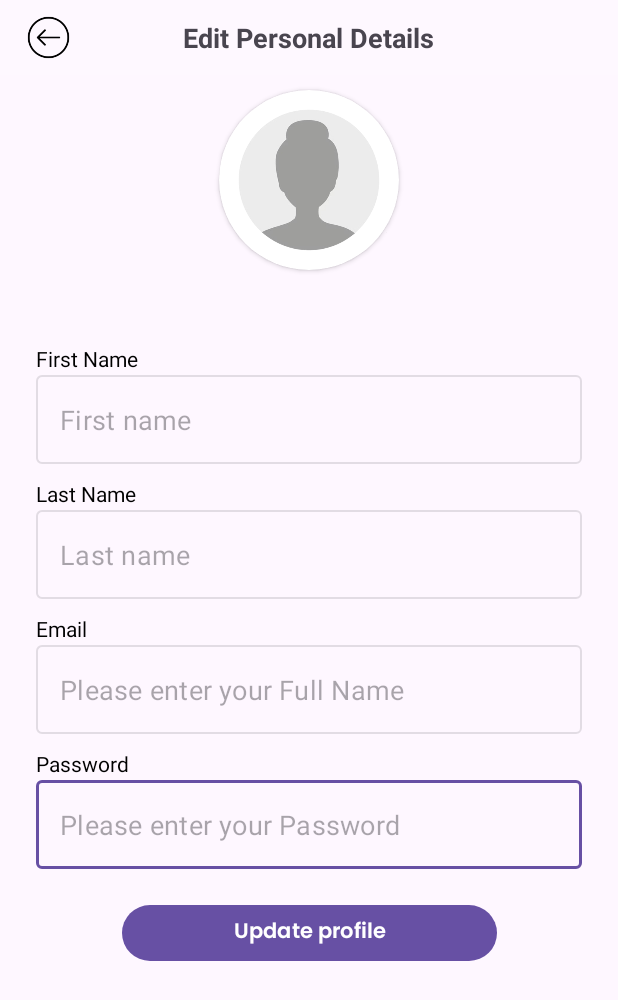
After one commit to babbb06/Babybook, an Android app: the UpdateProfile screen opened directly, with no data from a screen before it, on a phone screen of 412 x 824 dp. The commit adds this screen. Shown: the top 1000 px of the screen. Run offline under Robolectric (Android 15) with nearby library versions, the phone set to English and light mode, and no system bars; Roboto replaces fonts that are not available here; 1 statement that could not run was skipped.

Commit message:
PROFILE UI ONLY

```diff
--- a/app/src/main/AndroidManifest.xml
+++ b/app/src/main/AndroidManifest.xml
@@ -13,7 +13,6 @@
     <uses-permission android:name="android.permission.RECEIVE_BOOT_COMPLETED" />
     <uses-permission android:name="android.permission.ACCESS_BACKGROUND_LOCATION" />
 
-
     <application
         android:allowBackup="true"
         android:dataExtractionRules="@xml/data_extraction_rules"
@@ -24,7 +23,9 @@
         android:supportsRtl="true"
         android:theme="@style/Theme.BabyBook"
         tools:targetApi="31">
-
+        <activity
+            android:name=".UpdateProfile"
+            android:exported="false" />
         <activity
             android:name=".ChildDetailsActivity2"
             android:exported="false" />
--- a/app/src/main/java/com/example/babybook/DoctorDashboardActivity.java
+++ b/app/src/main/java/com/example/babybook/DoctorDashboardActivity.java
@@ -84,6 +84,11 @@ public class DoctorDashboardActivity extends AppCompatActivity {
                     case R.id.doctor_nav_appointment:
                         startActivity(new Intent(DoctorDashboardActivity.this, ManageAppointmentsActivity.class));
                         break;
+                        //new added layout
+                    case R.id.doctor_nav_profile:
+                        startActivity(new Intent(DoctorDashboardActivity.this, UpdateProfile.class));
+                        break;
+
                     case R.id.doctor_nav_logout:
                         showLogoutConfirmation();
                         break;
--- a/app/src/main/java/com/example/babybook/ParentDashboardActivity.java
+++ b/app/src/main/java/com/example/babybook/ParentDashboardActivity.java
@@ -86,6 +86,9 @@ public class ParentDashboardActivity extends AppCompatActivity {
                     case R.id.nav_doctor:
                         Intent doctorIntent = new Intent(ParentDashboardActivity.this, SearchDoctorActivity.class);
                         startActivity(doctorIntent);
+                        break;
+                    case R.id.doctor_nav_profile:
+                        startActivity(new Intent(ParentDashboardActivity.this, UpdateProfile.class));
                         break;
                     case R.id.nav_schedules:
                         Intent schedulesIntent = new Intent(ParentDashboardActivity.this, SchedulesAppointmentActivity.class);
--- /dev/null
+++ b/app/src/main/java/com/example/babybook/UpdateProfile.java
@@ -0,0 +1,24 @@
+package com.example.babybook;
+
+import android.os.Bundle;
+
+import androidx.activity.EdgeToEdge;
+import androidx.appcompat.app.AppCompatActivity;
+import androidx.core.graphics.Insets;
+import androidx.core.view.ViewCompat;
+import androidx.core.view.WindowInsetsCompat;
+
+public class UpdateProfile extends AppCompatActivity {
+
+    @Override
+    protected void onCreate(Bundle savedInstanceState) {
+        super.onCreate(savedInstanceState);
+        EdgeToEdge.enable(this);
+        setContentView(R.layout.activity_update_profile);
+        ViewCompat.setOnApplyWindowInsetsListener(findViewById(R.id.main), (v, insets) -> {
+            Insets systemBars = insets.getInsets(WindowInsetsCompat.Type.systemBars());
+            v.setPadding(systemBars.left, systemBars.top, systemBars.right, systemBars.bottom);
+            return insets;
+        });
+    }
+}
--- /dev/null
+++ b/app/src/main/res/layout/activity_update_profile.xml
@@ -0,0 +1,296 @@
+<androidx.constraintlayout.widget.ConstraintLayout xmlns:android="http://schemas.android.com/apk/res/android"
+    xmlns:app="http://schemas.android.com/apk/res-auto"
+    xmlns:tools="http://schemas.android.com/tools"
+    android:layout_width="match_parent"
+    android:layout_height="match_parent"
+    tools:context=".UpdateProfile">>
+
+    <LinearLayout
+        android:layout_width="match_parent"
+        android:layout_height="match_parent"
+        android:orientation="vertical">
+
+
+        <RelativeLayout
+            android:layout_width="match_parent"
+            android:layout_height="50dp"
+            android:background="#1BFFFFFF">
+
+            <androidx.appcompat.widget.AppCompatButton
+                android:id="@+id/backbtn"
+                android:layout_width="30dp"
+                android:layout_height="30dp"
+                android:background="@drawable/baby_backbtn"
+                android:layout_marginStart="17dp"
+                android:layout_centerVertical="true" />
+
+            <TextView
+                android:layout_width="wrap_content"
+                android:layout_height="wrap_content"
+                android:layout_centerInParent="true"
+                android:text="Edit Personal Details"
+                android:textSize="18sp"
+                android:textStyle="bold" />
+
+        </RelativeLayout>
+
+
+        <androidx.cardview.widget.CardView
+            android:id="@+id/cardViewImage"
+            android:layout_width="120dp"
+            android:layout_height="120dp"
+            android:layout_gravity="center"
+            android:elevation="1dp"
+            android:layout_marginTop="10dp"
+            app:cardCornerRadius="60dp">
+
+            <ImageView
+                android:id="@+id/ivProfilePicture"
+                android:layout_width="120dp"
+                android:layout_height="120dp"
+                android:layout_gravity="center"
+
+                android:scaleType="centerCrop"
+                android:src="@drawable/profile_placeholder" />
+
+        </androidx.cardview.widget.CardView>
+
+
+        <androidx.constraintlayout.widget.ConstraintLayout
+            android:layout_width="match_parent"
+            android:layout_height="match_parent"
+            android:padding="24dp"
+            android:layout_marginTop="15dp">
+
+
+            <!-- username -->
+            <TextView
+                android:id="@+id/lblprofile_username"
+                android:layout_width="wrap_content"
+                android:layout_height="wrap_content"
+                android:layout_marginTop="10dp"
+                android:text="First Name"
+                android:textColor="#000000"
+                app:layout_constraintStart_toStartOf="parent"
+                app:layout_constraintTop_toTopOf="parent" />
+
+            <TextView
+                android:id="@+id/lblprofile_username2"
+                android:layout_width="wrap_content"
+                android:layout_height="wrap_content"
+                android:layout_marginTop="-2dp"
+                android:text="*"
+                android:visibility="invisible"
+                android:textColor="@android:color/holo_red_light"
+                app:layout_constraintStart_toEndOf="@+id/lblprofile_username"
+                app:layout_constraintTop_toTopOf="@+id/lblprofile_username" />
+
+            <com.google.android.material.textfield.TextInputLayout
+                android:id="@+id/profile_usernameLayout"
+                style="@style/LoginTextInputOuterFieldStyle"
+                android:layout_width="0dp"
+                android:layout_height="wrap_content"
+                app:hintEnabled="false"
+                android:enabled="false"
+                android:layout_marginTop="1dp"
+                app:layout_constraintEnd_toEndOf="parent"
+                app:layout_constraintStart_toStartOf="parent"
+                app:layout_constraintTop_toBottomOf="@+id/lblprofile_username">
+
+                <com.google.android.material.textfield.TextInputEditText
+                    android:id="@+id/profile_username"
+                    style="LoginTextInputInnerFieldStyle"
+                    android:layout_width="match_parent"
+                    android:layout_height="wrap_content"
+                    android:hint="First name"
+                    android:inputType="textPersonName"
+                    android:minHeight="48dp"
+                    android:textColor="@color/black"
+                    android:textSize="18sp"
+                    app:backgroundTint="@color/black"
+                    app:backgroundTintMode="multiply"
+
+                    />
+
+            </com.google.android.material.textfield.TextInputLayout>
+
+            <!-- username -->
+            <TextView
+                android:id="@+id/lblprofile_lastname"
+                android:layout_width="wrap_content"
+                android:layout_height="wrap_content"
+                android:layout_marginTop="10dp"
+                android:text="Last Name"
+                android:textColor="#000000"
+                app:layout_constraintTop_toBottomOf="@+id/profile_usernameLayout"
+               app:layout_constraintStart_toStartOf="parent" />
+
+            <TextView
+                android:id="@+id/lblprofile_lastname2"
+                android:layout_width="wrap_content"
+                android:layout_height="wrap_content"
+                android:layout_marginTop="-2dp"
+                android:text="*"
+                android:visibility="invisible"
+                android:textColor="@android:color/holo_red_light"
+                app:layout_constraintStart_toEndOf="@+id/lblprofile_lastname"
+                app:layout_constraintTop_toTopOf="@+id/lblprofile_lastname" />
+
+            <com.google.android.material.textfield.TextInputLayout
+                android:id="@+id/profile_lastnameLayout"
+                style="@style/LoginTextInputOuterFieldStyle"
+                android:layout_width="0dp"
+                android:layout_height="wrap_content"
+                app:hintEnabled="false"
+                android:enabled="false"
+                android:layout_marginTop="1dp"
+                app:layout_constraintEnd_toEndOf="parent"
+                app:layout_constraintStart_toStartOf="parent"
+                app:layout_constraintTop_toBottomOf="@+id/lblprofile_lastname">
+
+                <com.google.android.material.textfield.TextInputEditText
+                    android:id="@+id/profile_lastname"
+                    style="LoginTextInputInnerFieldStyle"
+                    android:layout_width="match_parent"
+                    android:layout_height="wrap_content"
+                    android:hint="Last name"
+                    android:inputType="textPersonName"
+                    android:minHeight="48dp"
+                    android:textColor="@color/black"
+                    android:textSize="18sp"
+                    app:backgroundTint="@color/black"
+                    app:backgroundTintMode="multiply"
+
+                    />
+
+            </com.google.android.material.textfield.TextInputLayout>
+            <!-- email -->
+            <TextView
+                android:id="@+id/lblprofile_email"
+                android:layout_width="wrap_content"
+                android:layout_height="wrap_content"
+                android:layout_marginTop="10dp"
+                android:text="Email"
+                android:textColor="#000000"
+                app:layout_constraintStart_toStartOf="parent"
+                app:layout_constraintTop_toBottomOf="@+id/profile_lastnameLayout" />
+
+            <TextView
+                android:id="@+id/lblprofile_email2"
+                android:layout_width="wrap_content"
+                android:layout_height="wrap_content"
+                android:layout_marginTop="-2dp"
+                android:text="*"
+                android:visibility="invisible"
+                android:textColor="@android:color/holo_red_light"
+                app:layout_constraintStart_toEndOf="@+id/lblprofile_email"
+                app:layout_constraintTop_toTopOf="@+id/lblprofile_email" />
+
+            <com.google.android.material.textfield.TextInputLayout
+                android:id="@+id/profile_emailLayout"
+                style="@style/LoginTextInputOuterFieldStyle"
+                android:layout_width="0dp"
+                android:layout_height="wrap_content"
+                app:hintEnabled="false"
+                android:layout_marginTop="1dp"
+                android:enabled="false"
+                app:layout_constraintEnd_toEndOf="parent"
+                app:layout_constraintStart_toStartOf="parent"
+                app:layout_constraintTop_toBottomOf="@+id/lblprofile_email">
+
+                <com.google.android.material.textfield.TextInputEditText
+                    android:id="@+id/profile_email"
+                    style="LoginTextInputInnerFieldStyle"
+                    android:layout_width="match_parent"
+                    android:layout_height="wrap_content"
+                    android:hint="Please enter your Full Name"
+                    android:inputType="textPersonName"
+                    android:minHeight="48dp"
+                    android:textColor="@color/black"
+                    android:textSize="18sp"
+                    app:backgroundTint="@color/black"
+                    app:backgroundTintMode="multiply" />
+            </com.google.android.material.textfield.TextInputLayout>
+
+
+
+            <!-- password -->
+            <TextView
+                android:id="@+id/lblconfirmPassword"
+                android:layout_width="wrap_content"
+                android:layout_height="wrap_content"
+                android:layout_marginTop="10dp"
+                android:text="Password"
+                android:textColor="#000000"
+                app:layout_constraintStart_toStartOf="parent"
+                app:layout_constraintTop_toBottomOf="@+id/profile_emailLayout" />
+
+            <TextView
+                android:id="@+id/lblconfirmPassword2"
+                android:layout_width="wrap_content"
+                android:layout_height="wrap_content"
+                android:layout_marginTop="-2dp"
+                android:text="*"
+                android:visibility="invisible"
+                android:textColor="@android:color/holo_red_light"
+                app:layout_constraintStart_toEndOf="@+id/lblconfirmPassword"
+                app:layout_constraintTop_toTopOf="@+id/lblconfirmPassword" />
+
+            <com.google.android.material.textfield.TextInputLayout
+                android:id="@+id/confirmPasswordLayout"
+                style="@style/LoginTextInputOuterFieldStyle"
+                android:layout_width="0dp"
+                android:layout_height="wrap_content"
+                app:hintEnabled="false"
+                android:layout_marginTop="1dp"
+                app:layout_constraintEnd_toEndOf="parent"
+                app:layout_constraintStart_toStartOf="parent"
+                app:layout_constraintTop_toBottomOf="@+id/lblconfirmPassword">
+
+                <com.google.android.material.textfield.TextInputEditText
+                    android:id="@+id/confirmPassword"
+                    style="LoginTextInputInnerFieldStyle"
+                    android:layout_width="match_parent"
+                    android:layout_height="wrap_content"
+                    android:hint="Please enter your Password"
+                    app:boxStrokeColor="@color/violet"
+                    app:boxStrokeErrorColor="@color/colorError"
+                    app:errorTextColor="@color/clear"
+                    app:hintTextColor="@color/violet"
+                    android:inputType="textPassword"
+                    android:minHeight="48dp"
+                    android:textColor="@color/black"
+                    android:textSize="18sp"
+                    app:backgroundTint="@color/black"
+                    app:backgroundTintMode="multiply" />
+            </com.google.android.material.textfield.TextInputLayout>
+
+
+            <Button
+                android:id="@+id/profle_update_btn"
+                android:layout_width="250dp"
+                android:layout_height="45dp"
+                android:layout_marginTop="20dp"
+                android:text="Update profile"
+                android:fontFamily="@font/poppins_semibold"
+                app:layout_constraintTop_toBottomOf="@+id/confirmPasswordLayout"
+                app:layout_constraintStart_toStartOf="parent"
+                app:layout_constraintEnd_toEndOf="parent" />
+
+            <ProgressBar
+                android:id="@+id/profile_progress_bar"
+                android:layout_width="30dp"
+                android:layout_height="30dp"
+                android:layout_gravity="center"
+                app:layout_constraintBottom_toBottomOf="parent"
+                app:layout_constraintEnd_toEndOf="parent"
+                app:layout_constraintHorizontal_bias="0.498"
+                android:visibility="gone"
+                app:layout_constraintStart_toStartOf="parent"
+                app:layout_constraintTop_toTopOf="parent"
+                app:layout_constraintVertical_bias="0.049" />
+
+
+        </androidx.constraintlayout.widget.ConstraintLayout>
+    </LinearLayout>
+</androidx.constraintlayout.widget.ConstraintLayout>
--- a/app/src/main/res/values/colors.xml
+++ b/app/src/main/res/values/colors.xml
@@ -9,6 +9,7 @@
     <color name="transparent">#00FFFFFF</color>
     <color name="colorError">#FF0000</color>
     <color name="clear">#00FFFFFF</color>
+    <color name="white">#FFFFFF</color>
 
 
 
--- a/app/src/main/res/values/strings.xml
+++ b/app/src/main/res/values/strings.xml
@@ -9,8 +9,6 @@
     <string name="next">Next</string>
     <string name="previous">Previous</string>
     <string name="add_image">Add Image</string>
-
-
 
 
     <string-array name="special_choices">
```
